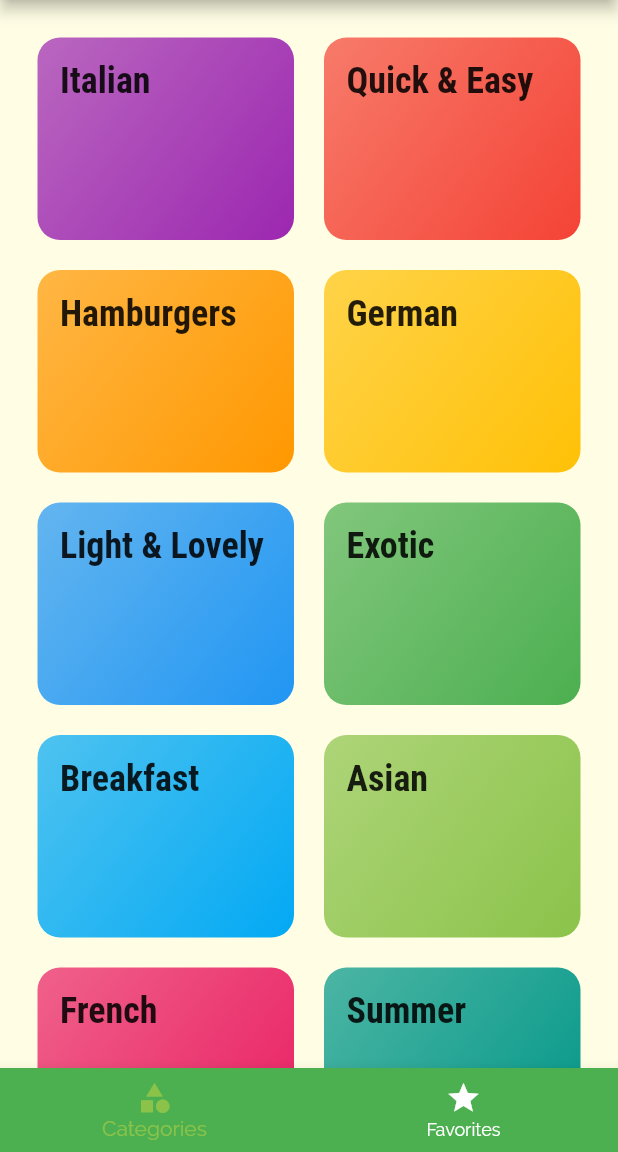
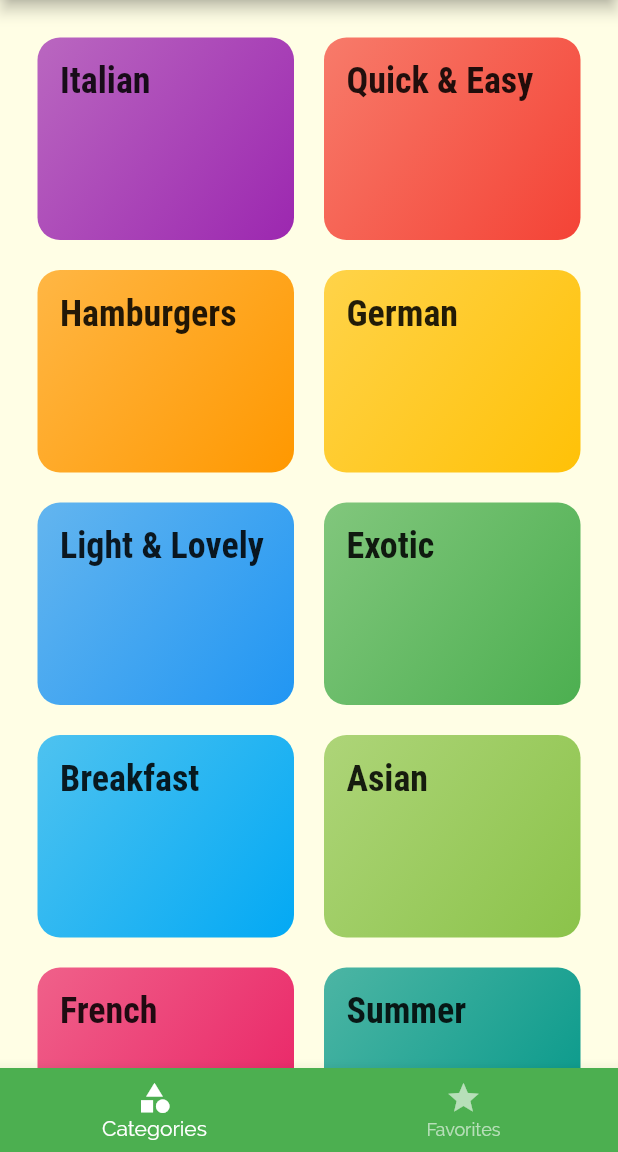
Before and after one commit to samuel-owie/meals_app, a Flutter app: the screen it shows after launch, on a phone screen of 412 x 824 dp, the part 84-1236 px from its top. Run offline on Flutter 3.47's test engine with Material 2 defaults, Android fonts, the phone set to English and light mode, and no system bars.

Commit message:
finalized colors

```diff
--- a/lib/screens/tabs_screen_bottom.dart
+++ b/lib/screens/tabs_screen_bottom.dart
@@ -54,8 +54,10 @@ class _TabsScreenBState extends State<TabsScreenB> {
         bottomNavigationBar: BottomNavigationBar(
           onTap: _selectPage,
           backgroundColor: Theme.of(context).primaryColor,
-          unselectedItemColor: Colors.white,
-          selectedItemColor: Theme.of(context).accentColor,
+          //unselectedItemColor: Colors.white,
+          //selectedItemColor: Theme.of(context).accentColor,
+          unselectedItemColor: Colors.white60,
+          selectedItemColor: Colors.white,
           currentIndex: _selectedPageIndex,
           selectedFontSize: 14,
           unselectedFontSize: 12,
```
